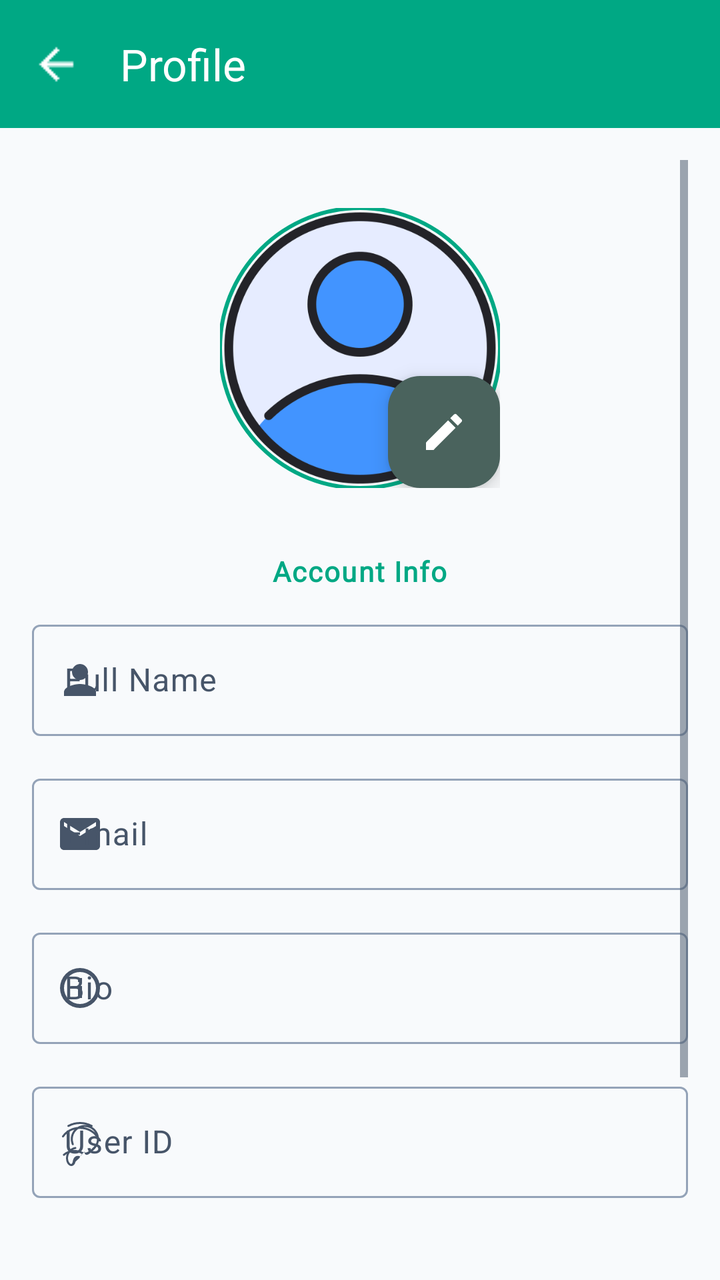
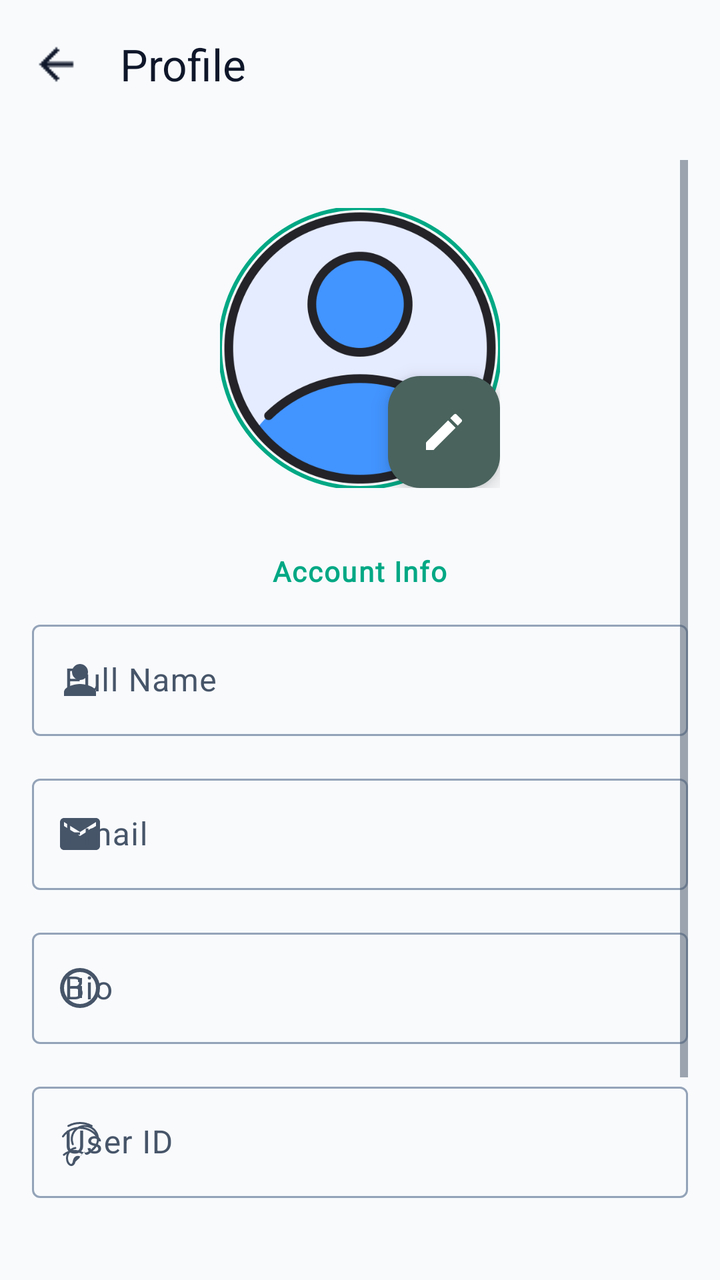

Compare the two renders of this Android layout. The source of the first and the diff that turns it into the second are given below.
<!-- AndroidManifest.xml: application theme Theme.GupShup -->
<!-- res/layout/fragment_profile.xml -->
<?xml version="1.0" encoding="utf-8"?>
<LinearLayout
    xmlns:android="http://schemas.android.com/apk/res/android"
    xmlns:app="http://schemas.android.com/apk/res-auto"
    android:layout_width="match_parent"
    android:layout_height="match_parent"
    android:background="?attr/colorSurface"
    android:orientation="vertical">

    
    <com.google.android.material.appbar.MaterialToolbar
        android:id="@+id/profileToolbar"
        android:layout_width="match_parent"
        android:layout_height="?attr/actionBarSize"
        android:background="?attr/colorPrimary"
        app:title="Profile"
        app:titleCentered="false"
        app:titleTextColor="?attr/colorOnPrimary"
        app:navigationIcon="@drawable/ic_back"
        app:navigationIconTint="?attr/colorOnPrimary" />

    
    <ScrollView
        android:layout_width="match_parent"
        android:layout_height="match_parent"
        android:padding="16dp"
        android:fillViewport="true">

        <LinearLayout
            android:layout_width="match_parent"
            android:layout_height="wrap_content"
            android:orientation="vertical"
            android:gravity="center_horizontal">

            
            <FrameLayout
                android:layout_width="140dp"
                android:layout_height="140dp"
                android:layout_marginTop="24dp"
                android:layout_marginBottom="32dp">

                <com.google.android.material.imageview.ShapeableImageView
                    android:id="@+id/profileImageView"
                    android:layout_width="match_parent"
                    android:layout_height="match_parent"
                    android:scaleType="centerCrop"
                    android:src="@drawable/ic_profile_placeholder"
                    app:shapeAppearanceOverlay="@style/ShapeAppearance.Material3.Corner.Full"
                    app:strokeWidth="2dp"
                    app:strokeColor="?attr/colorPrimary" />

                <com.google.android.material.floatingactionbutton.FloatingActionButton
                    android:id="@+id/editProfilePicBtn"
                    android:layout_width="wrap_content"
                    android:layout_height="wrap_content"
                    android:layout_gravity="bottom|end"
                    android:src="@drawable/ic_edit"
                    app:fabSize="mini"
                    app:tint="?attr/colorOnSecondary"
                    app:backgroundTint="?attr/colorSecondary"
                    android:contentDescription="Edit Profile Picture" />
            </FrameLayout>

            
            <TextView
                android:layout_width="wrap_content"
                android:layout_height="wrap_content"
                android:text="Account Info"
                android:textSize="14sp"
                android:textStyle="bold"
                android:textColor="?attr/colorPrimary"
                android:fontFamily="@font/google_sans_medium"
                android:layout_marginBottom="12dp"
                android:letterSpacing="0.05" />

            
            <com.google.android.material.textfield.TextInputLayout
                android:layout_width="match_parent"
                android:layout_height="wrap_content"
                style="@style/Widget.Material3.TextInputLayout.OutlinedBox"
                android:hint="Full Name"
                android:layout_marginBottom="16dp"
                app:startIconDrawable="@drawable/ic_person"
                app:startIconTint="?attr/colorOnSurfaceVariant">

                <com.google.android.material.textfield.TextInputEditText
                    android:id="@+id/nameEditText"
                    android:layout_width="match_parent"
                    android:layout_height="wrap_content"
                    android:inputType="textPersonName"
                    android:textColor="?attr/colorOnSurface"
                    android:enabled="false" />
            </com.google.android.material.textfield.TextInputLayout>

            
            <com.google.android.material.textfield.TextInputLayout
                android:layout_width="match_parent"
                android:layout_height="wrap_content"
                style="@style/Widget.Material3.TextInputLayout.OutlinedBox"
                android:hint="Email"
                android:layout_marginBottom="16dp"
                app:startIconDrawable="@drawable/ic_email"
                app:startIconTint="?attr/colorOnSurfaceVariant">

                <com.google.android.material.textfield.TextInputEditText
                    android:id="@+id/emailEditText"
                    android:layout_width="match_parent"
                    android:layout_height="wrap_content"
                    android:inputType="textEmailAddress"
                    android:textColor="?attr/colorOnSurface"
                    android:enabled="false" />
            </com.google.android.material.textfield.TextInputLayout>

            
            <com.google.android.material.textfield.TextInputLayout
                android:layout_width="match_parent"
                android:layout_height="wrap_content"
                style="@style/Widget.Material3.TextInputLayout.OutlinedBox"
                android:hint="Bio"
                android:layout_marginBottom="16dp"
                app:startIconDrawable="@drawable/ic_info"
                app:startIconTint="?attr/colorOnSurfaceVariant">

                <com.google.android.material.textfield.TextInputEditText
                    android:id="@+id/bioEditText"
                    android:layout_width="match_parent"
                    android:layout_height="wrap_content"
                    android:inputType="textMultiLine"
                    android:maxLines="3"
                    android:textColor="?attr/colorOnSurface"
                    android:enabled="false" />
            </com.google.android.material.textfield.TextInputLayout>

            
            <com.google.android.material.textfield.TextInputLayout
                android:layout_width="match_parent"
                android:layout_height="wrap_content"
                style="@style/Widget.Material3.TextInputLayout.OutlinedBox"
                android:hint="User ID"
                android:layout_marginBottom="24dp"
                app:startIconDrawable="@drawable/ic_fingerprint"
                app:startIconTint="?attr/colorOnSurfaceVariant"
                android:visibility="visible">

                <com.google.android.material.textfield.TextInputEditText
                    android:id="@+id/userIdEditText"
                    android:layout_width="match_parent"
                    android:layout_height="wrap_content"
                    android:textColor="?attr/colorOnSurfaceVariant"
                    android:enabled="false" />
            </com.google.android.material.textfield.TextInputLayout>

            
            <com.google.android.material.button.MaterialButton
                android:id="@+id/editSaveButton"
                android:layout_width="match_parent"
                android:layout_height="56dp"
                android:text="Edit Profile"
                style="@style/Widget.Material3.Button.TonalButton"
                app:icon="@drawable/ic_edit"
                android:layout_marginBottom="12dp" />

            <com.google.android.material.button.MaterialButton
                android:id="@+id/logoutBtn"
                android:layout_width="match_parent"
                android:layout_height="56dp"
                android:text="Logout"
                style="@style/Widget.Material3.Button"
                android:backgroundTint="?attr/colorError"
                android:textColor="?attr/colorOnError"
                app:icon="@drawable/ic_logout"
                app:iconTint="?attr/colorOnError" />

        </LinearLayout>
    </ScrollView>
</LinearLayout>
<!-- resources referenced by this layout -->
<resources>
  <!-- drawable ic_edit (drawable) -->
  <?xml version="1.0" encoding="utf-8"?>
  <vector xmlns:android="http://schemas.android.com/apk/res/android"
      android:width="24dp" android:height="24dp"
      android:viewportWidth="24" android:viewportHeight="24">
      <path
          android:fillColor="#000"
          android:pathData="M3 17.25V21h3.75L17.81 9.94l-3.75-3.75L3 17.25zM20.71 7.04c0.39-0.39 0.39-1.02 0-1.41l-2.34-2.34a1.003 1.003 0 0 0-1.42 0l-1.83 1.83 3.75 3.75 1.84-1.83z"/>
  </vector>
  <!-- drawable ic_email (drawable) -->
  <vector xmlns:android="http://schemas.android.com/apk/res/android"
      android:width="24dp"
      android:height="24dp"
      android:viewportWidth="24"
      android:viewportHeight="24"
      android:tint="?attr/colorOnSurfaceVariant">
      <path android:fillColor="@android:color/white"
          android:pathData="M20,4L4,4c-1.1,0 -1.99,0.9 -1.99,2L2,18c0,1.1 0.9,2 2,2h16c1.1,0 2,-0.9 2,-2L22,6c0,-1.1 -0.9,-2 -2,-2zM20,8l-8,5 -8,-5L4,6l8,5 8,-5v2z"/>
  </vector>
  <!-- drawable ic_info (drawable) -->
  <vector xmlns:android="http://schemas.android.com/apk/res/android"
      android:width="24dp"
      android:height="24dp"
      android:viewportWidth="24.0"
      android:viewportHeight="24.0">
      <path
          android:fillColor="#FF000000"
          android:pathData="M11,17h2v-6h-2v6zM12,2A10,10 0 1,0 22,12A10,10 0 0,0 12,2zM12,20a8,8 0 1,1 8,-8 8,8 0 0,1 -8,8zM11,9h2V7h-2z"/>
  </vector>
  <!-- drawable ic_person (drawable) -->
  <vector xmlns:android="http://schemas.android.com/apk/res/android"
      android:width="24dp"
      android:height="24dp"
      android:viewportWidth="24"
      android:viewportHeight="24"
      android:tint="?attr/colorOnSurfaceVariant">
      <path android:fillColor="@android:color/white"
          android:pathData="M12,12c2.21,0 4,-1.79 4,-4s-1.79,-4 -4,-4 -4,1.79 -4,4 1.79,4 4,4zM12,14c-2.67,0 -8,1.34 -8,4v2h16v-2c0,-2.66 -5.33,-4 -8,-4z"/>
  </vector>
  <color name="colorPrimary">#00A884</color>
  <color name="onPrimary">#FFFFFF</color>
  <color name="colorPrimaryContainer">#B2F1E0</color>
  <color name="onPrimaryContainer">#00201A</color>
  <color name="colorSecondary">#4A635D</color>
  <color name="onSecondary">#FFFFFF</color>
  <color name="colorSecondaryContainer">#CCE8E0</color>
  <color name="onSecondaryContainer">#05201A</color>
  <color name="colorTertiary">#4B607C</color>
  <color name="onTertiary">#FFFFFF</color>
  <color name="colorTertiaryContainer">#D3E4FF</color>
  <color name="onTertiaryContainer">#041C35</color>
  <color name="background">#F8FAFC</color>
  <color name="surface">#F8FAFC</color>
  <color name="surfaceVariant">#E2E8F0</color>
  <color name="onSurface">#0F172A</color>
  <color name="onSurfaceVariant">#475569</color>
  <color name="outline">#94A3B8</color>
  <color name="colorSurfaceContainer">#F1F5F9</color>
  <color name="colorSurfaceContainerLow">#F8FAFC</color>
  <color name="error">#BA1A1A</color>
  <color name="onError">#FFFFFF</color>
  <color name="errorContainer">#FFDAD6</color>
  <color name="onErrorContainer">#410002</color>
  <!-- unchanged entries left out for length: 5 -->
</resources>

<!-- the commit's change to res/layout/fragment_profile.xml (unified diff, before → after) -->
@@ -12,12 +12,12 @@
         android:id="@+id/profileToolbar"
         android:layout_width="match_parent"
         android:layout_height="?attr/actionBarSize"
-        android:background="?attr/colorPrimary"
+        android:background="?attr/colorSurface"
         app:title="Profile"
         app:titleCentered="false"
-        app:titleTextColor="?attr/colorOnPrimary"
+        app:titleTextColor="?attr/colorOnSurface"
         app:navigationIcon="@drawable/ic_back"
-        app:navigationIconTint="?attr/colorOnPrimary" />
+        app:navigationIconTint="?attr/colorOnSurface" />
 
     
     <ScrollView
